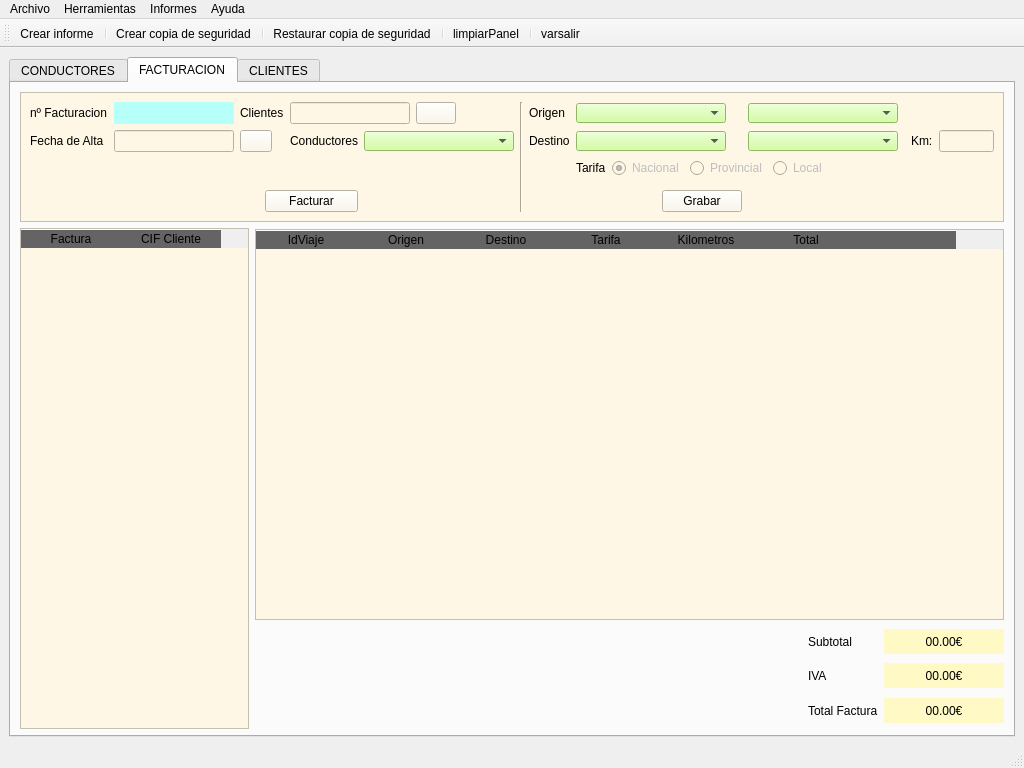
DiegoSabir/InterfaceDevelopment, file RibasGonzalez/templates/mainWindows.ui: the form before one commit.
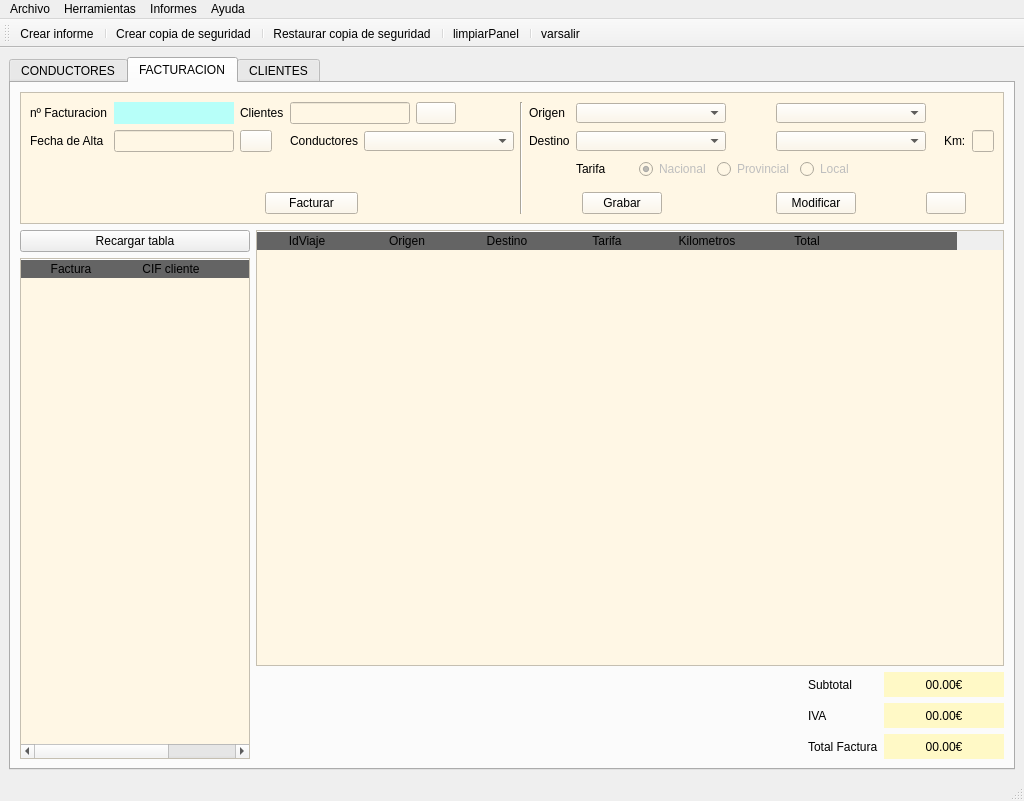
The form after the commit. The open tabs and pages were chosen to show the change. Icons and pictures are not drawn.

The edit to the form file:
```diff
--- a/RibasGonzalez/templates/mainWindows.ui
+++ b/RibasGonzalez/templates/mainWindows.ui
@@ -7,7 +7,7 @@
     <x>0</x>
     <y>0</y>
     <width>1024</width>
-    <height>768</height>
+    <height>801</height>
    </rect>
   </property>
   <property name="sizePolicy">
@@ -778,6 +778,12 @@
        <layout class="QGridLayout" name="gridLayout_7">
         <item row="0" column="0" colspan="4">
          <widget class="QFrame" name="frame_2">
+          <property name="maximumSize">
+           <size>
+            <width>16777215</width>
+            <height>161</height>
+           </size>
+          </property>
           <property name="styleSheet">
            <string notr="true">background-color: 
 rgb(255, 247, 229)</string>
@@ -873,7 +879,7 @@
              </property>
             </widget>
            </item>
-           <item row="0" column="10" colspan="2">
+           <item row="0" column="10" colspan="3">
             <widget class="QComboBox" name="cmbProbVentas">
              <property name="minimumSize">
               <size>
@@ -888,12 +894,11 @@
               </size>
              </property>
              <property name="styleSheet">
-              <string notr="true">background-color:
-rgb(199, 255, 139)</string>
+              <string notr="true"/>
              </property>
             </widget>
            </item>
-           <item row="0" column="12" colspan="2">
+           <item row="0" column="13" colspan="3">
             <widget class="QComboBox" name="cmbMuniVentas">
              <property name="minimumSize">
               <size>
@@ -908,12 +913,11 @@
               </size>
              </property>
              <property name="styleSheet">
-              <string notr="true">background-color:
-rgb(199, 255, 139)</string>
+              <string notr="true"/>
              </property>
             </widget>
            </item>
-           <item row="0" column="14" colspan="2">
+           <item row="0" column="16" colspan="2">
             <spacer name="horizontalSpacer_2">
              <property name="orientation">
               <enum>Qt::Horizontal</enum>
@@ -991,8 +995,7 @@
               </size>
              </property>
              <property name="styleSheet">
-              <string notr="true">background-color:
-rgb(199, 255, 139)</string>
+              <string notr="true"/>
              </property>
             </widget>
            </item>
@@ -1003,7 +1006,7 @@
              </property>
             </widget>
            </item>
-           <item row="1" column="10" colspan="2">
+           <item row="1" column="10" colspan="3">
             <widget class="QComboBox" name="cmbProbVentas2">
              <property name="minimumSize">
               <size>
@@ -1018,12 +1021,11 @@
               </size>
              </property>
              <property name="styleSheet">
-              <string notr="true">background-color:
-rgb(199, 255, 139)</string>
+              <string notr="true"/>
              </property>
             </widget>
            </item>
-           <item row="1" column="12" colspan="2">
+           <item row="1" column="13" colspan="3">
             <widget class="QComboBox" name="cmbMuniVentas2">
              <property name="minimumSize">
               <size>
@@ -1038,19 +1040,18 @@
               </size>
              </property>
              <property name="styleSheet">
-              <string notr="true">background-color:
-rgb(199, 255, 139)</string>
+              <string notr="true"/>
              </property>
             </widget>
            </item>
-           <item row="1" column="14">
+           <item row="1" column="16">
             <widget class="QLabel" name="labelClientes_2">
              <property name="text">
               <string>Km:</string>
              </property>
             </widget>
            </item>
-           <item row="1" column="15">
+           <item row="1" column="17">
             <widget class="QLineEdit" name="txtkm">
              <property name="minimumSize">
               <size>
@@ -1063,7 +1064,7 @@
              </property>
             </widget>
            </item>
-           <item row="2" column="4" rowspan="2">
+           <item row="2" column="4">
             <spacer name="verticalSpacer_3">
              <property name="orientation">
               <enum>Qt::Vertical</enum>
@@ -1076,7 +1077,7 @@
              </property>
             </spacer>
            </item>
-           <item row="2" column="10" colspan="3">
+           <item row="2" column="10" colspan="4">
             <layout class="QHBoxLayout" name="horizontalLayout_5">
              <item>
               <widget class="QLabel" name="lblTarifa">
@@ -1176,7 +1177,7 @@
              </property>
             </widget>
            </item>
-           <item row="4" column="13" colspan="3">
+           <item row="4" column="12">
             <spacer name="horizontalSpacer_24">
              <property name="orientation">
               <enum>Qt::Horizontal</enum>
@@ -1189,10 +1190,67 @@
              </property>
             </spacer>
            </item>
+           <item row="4" column="13">
+            <widget class="QPushButton" name="btnmodifviaje">
+             <property name="text">
+              <string>Modificar</string>
+             </property>
+            </widget>
+           </item>
+           <item row="4" column="14">
+            <spacer name="horizontalSpacer_28">
+             <property name="orientation">
+              <enum>Qt::Horizontal</enum>
+             </property>
+             <property name="sizeHint" stdset="0">
+              <size>
+               <width>60</width>
+               <height>20</height>
+              </size>
+             </property>
+            </spacer>
+           </item>
+           <item row="4" column="15" colspan="2">
+            <widget class="QPushButton" name="btnrecargar">
+             <property name="text">
+              <string/>
+             </property>
+             <property name="icon">
+              <iconset>
+               <normaloff>../img/actualizar.ico</normaloff>../img/actualizar.ico</iconset>
+             </property>
+            </widget>
+           </item>
+           <item row="4" column="17">
+            <spacer name="horizontalSpacer_29">
+             <property name="orientation">
+              <enum>Qt::Horizontal</enum>
+             </property>
+             <property name="sizeHint" stdset="0">
+              <size>
+               <width>51</width>
+               <height>20</height>
+              </size>
+             </property>
+            </spacer>
+           </item>
           </layout>
          </widget>
         </item>
-        <item row="1" column="0" rowspan="4">
+        <item row="3" column="1">
+         <spacer name="horizontalSpacer_25">
+          <property name="orientation">
+           <enum>Qt::Horizontal</enum>
+          </property>
+          <property name="sizeHint" stdset="0">
+           <size>
+            <width>543</width>
+            <height>20</height>
+           </size>
+          </property>
+         </spacer>
+        </item>
+        <item row="2" column="0" rowspan="4">
          <widget class="QTableWidget" name="tablaFacturas">
           <property name="minimumSize">
            <size>
@@ -1219,7 +1277,10 @@
 background-color: 
 rgb(255, 247, 229)
 }
-</string>
+QTableWidget::item:selected {
+    background-color: rgb(255, 241, 150);
+color:'black';
+}</string>
           </property>
           <property name="editTriggers">
            <set>QAbstractItemView::NoEditTriggers</set>
@@ -1240,12 +1301,146 @@
           </column>
           <column>
            <property name="text">
-            <string>CIF Cliente</string>
+            <string>CIF cliente</string>
            </property>
           </column>
+          <column>
+           <property name="text">
+            <string/>
+           </property>
+          </column>
          </widget>
         </item>
-        <item row="1" column="1" colspan="3">
+        <item row="5" column="2">
+         <widget class="QLabel" name="lblfacturacion_4">
+          <property name="text">
+           <string>Total Factura</string>
+          </property>
+         </widget>
+        </item>
+        <item row="5" column="3">
+         <widget class="QLabel" name="lbltotalfactura">
+          <property name="minimumSize">
+           <size>
+            <width>120</width>
+            <height>0</height>
+           </size>
+          </property>
+          <property name="maximumSize">
+           <size>
+            <width>16777215</width>
+            <height>25</height>
+           </size>
+          </property>
+          <property name="styleSheet">
+           <string notr="true">background-color:rgb(255, 249, 198)</string>
+          </property>
+          <property name="text">
+           <string>00.00€</string>
+          </property>
+          <property name="alignment">
+           <set>Qt::AlignCenter</set>
+          </property>
+         </widget>
+        </item>
+        <item row="5" column="1">
+         <spacer name="horizontalSpacer_27">
+          <property name="orientation">
+           <enum>Qt::Horizontal</enum>
+          </property>
+          <property name="sizeHint" stdset="0">
+           <size>
+            <width>543</width>
+            <height>20</height>
+           </size>
+          </property>
+         </spacer>
+        </item>
+        <item row="4" column="3">
+         <widget class="QLabel" name="lbliva">
+          <property name="minimumSize">
+           <size>
+            <width>120</width>
+            <height>0</height>
+           </size>
+          </property>
+          <property name="maximumSize">
+           <size>
+            <width>16777215</width>
+            <height>25</height>
+           </size>
+          </property>
+          <property name="styleSheet">
+           <string notr="true">background-color:rgb(255, 249, 198)</string>
+          </property>
+          <property name="text">
+           <string>00.00€</string>
+          </property>
+          <property name="alignment">
+           <set>Qt::AlignCenter</set>
+          </property>
+         </widget>
+        </item>
+        <item row="3" column="2">
+         <widget class="QLabel" name="lblfacturacion_2">
+          <property name="text">
+           <string>Subtotal</string>
+          </property>
+         </widget>
+        </item>
+        <item row="4" column="2">
+         <widget class="QLabel" name="lblfacturacion_3">
+          <property name="text">
+           <string>IVA</string>
+          </property>
+         </widget>
+        </item>
+        <item row="3" column="3">
+         <widget class="QLabel" name="lblsubtotal">
+          <property name="minimumSize">
+           <size>
+            <width>120</width>
+            <height>10</height>
+           </size>
+          </property>
+          <property name="maximumSize">
+           <size>
+            <width>16777215</width>
+            <height>25</height>
+           </size>
+          </property>
+          <property name="styleSheet">
+           <string notr="true">background-color:rgb(255, 249, 198)</string>
+          </property>
+          <property name="text">
+           <string>00.00€</string>
+          </property>
+          <property name="alignment">
+           <set>Qt::AlignCenter</set>
+          </property>
+         </widget>
+        </item>
+        <item row="4" column="1">
+         <spacer name="horizontalSpacer_26">
+          <property name="orientation">
+           <enum>Qt::Horizontal</enum>
+          </property>
+          <property name="sizeHint" stdset="0">
+           <size>
+            <width>543</width>
+            <height>20</height>
+           </size>
+          </property>
+         </spacer>
+        </item>
+        <item row="1" column="0">
+         <widget class="QPushButton" name="recargar">
+          <property name="text">
+           <string>Recargar tabla</string>
+          </property>
+         </widget>
+        </item>
+        <item row="1" column="1" rowspan="2" colspan="3">
          <widget class="QTableWidget" name="tabViajes">
           <property name="minimumSize">
            <size>
@@ -1256,7 +1451,7 @@
           <property name="maximumSize">
            <size>
             <width>16777215</width>
-            <height>391</height>
+            <height>16777215</height>
            </size>
           </property>
           <property name="styleSheet">
@@ -1323,141 +1518,6 @@
           </column>
          </widget>
         </item>
-        <item row="2" column="1">
-         <spacer name="horizontalSpacer_25">
-          <property name="orientation">
-           <enum>Qt::Horizontal</enum>
-          </property>
-          <property name="sizeHint" stdset="0">
-           <size>
-            <width>544</width>
-            <height>20</height>
-           </size>
-          </property>
-         </spacer>
-        </item>
-        <item row="2" column="2">
-         <widget class="QLabel" name="lblfacturacion_2">
-          <property name="text">
-           <string>Subtotal</string>
-          </property>
-         </widget>
-        </item>
-        <item row="2" column="3">
-         <widget class="QLabel" name="lblsubtotal">
-          <property name="minimumSize">
-           <size>
-            <width>120</width>
-            <height>10</height>
-           </size>
-          </property>
-          <property name="maximumSize">
-           <size>
-            <width>16777215</width>
-            <height>25</height>
-           </size>
-          </property>
-          <property name="styleSheet">
-           <string notr="true">background-color:rgb(255, 249, 198)</string>
-          </property>
-          <property name="text">
-           <string>00.00€</string>
-          </property>
-          <property name="alignment">
-           <set>Qt::AlignCenter</set>
-          </property>
-         </widget>
-        </item>
-        <item row="3" column="1">
-         <spacer name="horizontalSpacer_26">
-          <property name="orientation">
-           <enum>Qt::Horizontal</enum>
-          </property>
-          <property name="sizeHint" stdset="0">
-           <size>
-            <width>544</width>
-            <height>20</height>
-           </size>
-          </property>
-         </spacer>
-        </item>
-        <item row="3" column="2">
-         <widget class="QLabel" name="lblfacturacion_3">
-          <property name="text">
-           <string>IVA</string>
-          </property>
-         </widget>
-        </item>
-        <item row="3" column="3">
-         <widget class="QLabel" name="lbliva">
-          <property name="minimumSize">
-           <size>
-            <width>120</width>
-            <height>0</height>
-           </size>
-          </property>
-          <property name="maximumSize">
-           <size>
-            <width>16777215</width>
-            <height>25</height>
-           </size>
-          </property>
-          <property name="styleSheet">
-           <string notr="true">background-color:rgb(255, 249, 198)</string>
-          </property>
-          <property name="text">
-           <string>00.00€</string>
-          </property>
-          <property name="alignment">
-           <set>Qt::AlignCenter</set>
-          </property>
-         </widget>
-        </item>
-        <item row="4" column="1">
-         <spacer name="horizontalSpacer_27">
-          <property name="orientation">
-           <enum>Qt::Horizontal</enum>
-          </property>
-          <property name="sizeHint" stdset="0">
-           <size>
-            <width>544</width>
-            <height>20</height>
-           </size>
-          </property>
-         </spacer>
-        </item>
-        <item row="4" column="2">
-         <widget class="QLabel" name="lblfacturacion_4">
-          <property name="text">
-           <string>Total Factura</string>
-          </property>
-         </widget>
-        </item>
-        <item row="4" column="3">
-         <widget class="QLabel" name="lbltotalfactura">
-          <property name="minimumSize">
-           <size>
-            <width>120</width>
-            <height>0</height>
-           </size>
-          </property>
-          <property name="maximumSize">
-           <size>
-            <width>16777215</width>
-            <height>25</height>
-           </size>
-          </property>
-          <property name="styleSheet">
-           <string notr="true">background-color:rgb(255, 249, 198)</string>
-          </property>
-          <property name="text">
-           <string>00.00€</string>
-          </property>
-          <property name="alignment">
-           <set>Qt::AlignCenter</set>
-          </property>
-         </widget>
-        </item>
        </layout>
       </widget>
       <widget class="QWidget" name="panelclientes">
```
Left out of the diff: 178 changed lines with no effect on the pictures.
